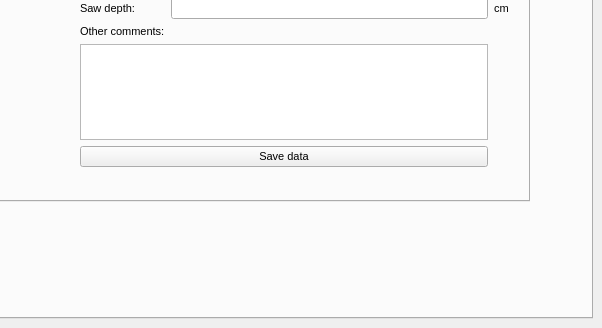
First picture: the form in GeoDataFarm_dockwidget_base.ui, repository axelande/geodatafarm3, before the edit; both pictures show x 482 to 1084 and y 383 to 711 of the 1084 by 711 pixel window.
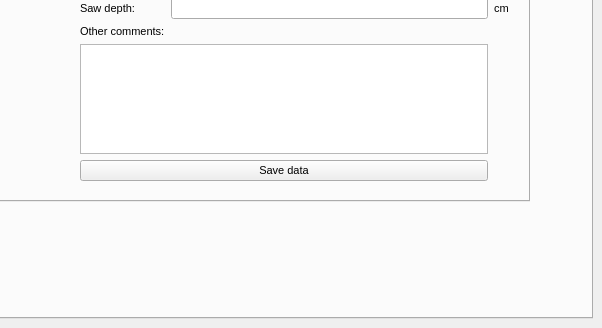
Second picture: the form after the edit. The open tabs and pages were chosen to show the change. Custom widgets are drawn as their Qt base class.

What changed in the file:
```diff
--- a/GeoDataFarm_dockwidget_base.ui
+++ b/GeoDataFarm_dockwidget_base.ui
@@ -645,7 +645,7 @@
               <x>10</x>
               <y>10</y>
               <width>961</width>
-              <height>451</height>
+              <height>465</height>
              </rect>
             </property>
             <layout class="QGridLayout" name="gridLayout_8">
```
Left out of the diff: 6 changed lines with no effect on the pictures.
